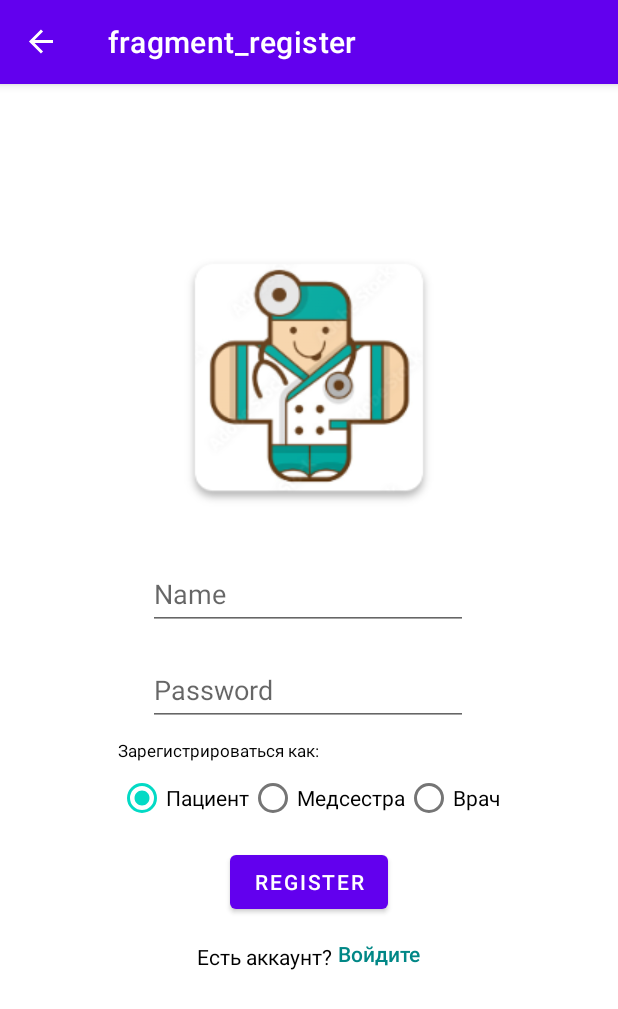
After one commit to SultanSarygulov/HospitalProject, an Android app: the RegisterFragment screen opened through its navigation route, on a phone screen of 412 x 824 dp. The commit adds this screen. Shown: the top 1009 px of the screen. Run offline under Robolectric (Android 15) with nearby library versions, the phone set to English and light mode, and no system bars; our stand-ins replace navigation-ui.

Commit message:
Created a fundament of the project

```diff
--- a/app/build.gradle
+++ b/app/build.gradle
@@ -35,4 +35,7 @@ dependencies {
     testImplementation 'junit:junit:4.13.2'
     androidTestImplementation 'androidx.test.ext:junit:1.1.4'
     androidTestImplementation 'androidx.test.espresso:espresso-core:3.5.0'
+
+    implementation 'androidx.navigation:navigation-fragment-ktx:2.5.3'
+    implementation 'androidx.navigation:navigation-ui-ktx:2.5.3'
 }
--- a/app/src/main/AndroidManifest.xml
+++ b/app/src/main/AndroidManifest.xml
@@ -2,6 +2,8 @@
 <manifest xmlns:android="http://schemas.android.com/apk/res/android"
     xmlns:tools="http://schemas.android.com/tools"
     package="com.example.hospitalproject">
+
+    <uses-permission android:name="android.permission.INTERNET"/>
 
     <application
         android:allowBackup="true"
--- /dev/null
+++ b/app/src/main/java/com/example/hospitalproject/LoginFragment.java
@@ -0,0 +1,70 @@
+package com.example.hospitalproject;
+
+import android.app.ActionBar;
+import android.os.Bundle;
+
+import androidx.fragment.app.Fragment;
+import androidx.navigation.Navigation;
+
+import android.text.TextUtils;
+import android.view.LayoutInflater;
+import android.view.View;
+import android.view.ViewGroup;
+import android.widget.Button;
+import android.widget.EditText;
+import android.widget.TextView;
+import android.widget.Toast;
+
+public class LoginFragment extends Fragment {
+
+    EditText nameEt;
+    EditText passwordEt;
+    Button loginButton;
+    TextView registerTxtButton;
+
+    public LoginFragment() {
+        // Required empty public constructor
+    }
+
+    @Override
+    public View onCreateView(LayoutInflater inflater, ViewGroup container,
+                             Bundle savedInstanceState) {
+        // Inflate the layout for this fragment
+
+        View view = inflater.inflate(R.layout.fragment_login, container, false);
+
+        nameEt = view.findViewById(R.id.name_et);
+        passwordEt = view.findViewById(R.id.password_et);
+        loginButton = view.findViewById(R.id.loginButton);
+        registerTxtButton = view.findViewById(R.id.register_txt_btn);
+
+        loginButton.setOnClickListener(new View.OnClickListener(){
+            public void onClick(View v){
+                if (!TextUtils.isEmpty(nameEt.getText()) && !TextUtils.isEmpty(passwordEt.getText())){
+
+                    if (nameEt.getText().toString().equals("Sultan Sarygulov") &&
+                            passwordEt.getText().toString().equals("123456")){
+                        Navigation.findNavController(v).navigate(R.id.action_loginFragment_to_patientFragment);
+                    } else if ((nameEt.getText().toString().equals("Lord Doctorus")) &&
+                            passwordEt.getText().toString().equals("123456")){
+                        Navigation.findNavController(v).navigate(R.id.action_loginFragment_to_mainDoctorFragment);
+                    } else {
+                        Toast.makeText(requireContext(), "There is no such account!", Toast.LENGTH_LONG).show();
+                    }
+                } else {
+                    Toast.makeText(requireContext(), "Fill all fields!", Toast.LENGTH_LONG).show();
+                }
+            }
+        });
+
+        registerTxtButton.setOnClickListener(new View.OnClickListener() {
+            public void onClick(View v) {
+                Navigation.findNavController(v).navigate(R.id.action_loginFragment_to_registerFragment);
+            }
+        });
+
+
+        return view;
+    }
+
+}
--- a/app/src/main/java/com/example/hospitalproject/MainActivity.java
+++ b/app/src/main/java/com/example/hospitalproject/MainActivity.java
@@ -1,6 +1,10 @@
 package com.example.hospitalproject;
 
 import androidx.appcompat.app.AppCompatActivity;
+import androidx.navigation.NavController;
+import androidx.navigation.Navigation;
+import androidx.navigation.fragment.NavHostFragment;
+import androidx.navigation.ui.NavigationUI;
 
 import android.os.Bundle;
 
@@ -10,5 +14,19 @@ public class MainActivity extends AppCompatActivity {
     protected void onCreate(Bundle savedInstanceState) {
         super.onCreate(savedInstanceState);
         setContentView(R.layout.activity_main);
+
+        NavHostFragment navHostFragment =
+                (NavHostFragment) getSupportFragmentManager().findFragmentById(R.id.fragment_container_view);
+        NavController navController = navHostFragment.getNavController();
+        NavigationUI.setupActionBarWithNavController(this, navController);
+    }
+
+    @Override
+    public boolean onSupportNavigateUp() {
+        NavController navController = Navigation.findNavController(this, R.id.fragment_container_view);
+
+        return navController.navigateUp() || super.onSupportNavigateUp();
+
+
     }
 }
--- /dev/null
+++ b/app/src/main/java/com/example/hospitalproject/RegisterFragment.java
@@ -0,0 +1,44 @@
+package com.example.hospitalproject;
+
+import android.os.Bundle;
+
+import androidx.annotation.NonNull;
+import androidx.annotation.Nullable;
+import androidx.fragment.app.Fragment;
+import androidx.navigation.Navigation;
+
+import android.view.LayoutInflater;
+import android.view.View;
+import android.view.ViewGroup;
+import android.widget.TextView;
+
+public class RegisterFragment extends Fragment {
+
+    TextView loginTxtButton;
+
+    public RegisterFragment() {
+    }
+
+    @Override
+    public View onCreateView(LayoutInflater inflater, ViewGroup container,
+                             Bundle savedInstanceState) {
+        // Inflate the layout for this fragment
+        View view = inflater.inflate(R.layout.fragment_register, container, false);
+
+        loginTxtButton = view.findViewById(R.id.login);
+
+        return view;
+    }
+
+    @Override
+    public void onViewCreated(@NonNull View view, @Nullable Bundle savedInstanceState) {
+        super.onViewCreated(view, savedInstanceState);
+
+        loginTxtButton.setOnClickListener(new View.OnClickListener() {
+            @Override
+            public void onClick(View view) {
+                Navigation.findNavController(view).navigate(R.id.action_registerFragment_to_loginFragment);
+            }
+        });
+    }
+}
--- a/app/src/main/res/layout/activity_main.xml
+++ b/app/src/main/res/layout/activity_main.xml
@@ -8,13 +8,15 @@
 
     <androidx.fragment.app.FragmentContainerView
         android:id="@+id/fragment_container_view"
+        android:name="androidx.navigation.fragment.NavHostFragment"
+        app:navGraph="@navigation/navgraph"
+        app:defaultNavHost="true"
         android:layout_width="match_parent"
         android:layout_height="match_parent"
         app:layout_constraintBottom_toBottomOf="parent"
         app:layout_constraintEnd_toEndOf="parent"
         app:layout_constraintStart_toStartOf="parent"
         app:layout_constraintTop_toTopOf="parent"
-        android:name="com.example.hospitalproject.MainDoctorFragment"
-        tools:name="com.example.hospitalproject.PatientFragment"/>
+        />
 
 </androidx.constraintlayout.widget.ConstraintLayout>
--- /dev/null
+++ b/app/src/main/res/layout/fragment_register.xml
@@ -0,0 +1,132 @@
+<?xml version="1.0" encoding="utf-8"?>
+<androidx.constraintlayout.widget.ConstraintLayout xmlns:android="http://schemas.android.com/apk/res/android"
+    xmlns:app="http://schemas.android.com/apk/res-auto"
+    xmlns:tools="http://schemas.android.com/tools"
+    android:layout_width="match_parent"
+    android:layout_height="match_parent"
+    tools:context=".RegisterFragment">
+
+    <EditText
+        android:id="@+id/register_name_et"
+        android:layout_width="wrap_content"
+        android:layout_height="wrap_content"
+        android:layout_marginTop="24dp"
+        android:autofillHints=""
+        android:ems="10"
+        android:hint="Name"
+        android:inputType="textPersonName"
+        android:minHeight="48dp"
+        app:layout_constraintEnd_toEndOf="parent"
+        app:layout_constraintHorizontal_bias="0.497"
+        app:layout_constraintStart_toStartOf="parent"
+        app:layout_constraintTop_toBottomOf="@+id/imageView3" />
+
+    <EditText
+        android:id="@+id/register_password_et"
+        android:layout_width="wrap_content"
+        android:layout_height="wrap_content"
+        android:layout_marginTop="16dp"
+        android:autofillHints=""
+        android:ems="10"
+        android:hint="Password"
+        android:inputType="textPassword"
+        android:minHeight="48dp"
+        app:layout_constraintEnd_toEndOf="parent"
+        app:layout_constraintHorizontal_bias="0.497"
+        app:layout_constraintStart_toStartOf="parent"
+        app:layout_constraintTop_toBottomOf="@+id/register_name_et" />
+
+    <ImageView
+        android:id="@+id/imageView3"
+        android:layout_width="wrap_content"
+        android:layout_height="wrap_content"
+        android:layout_marginTop="100dp"
+        android:src="@drawable/ic_logo"
+        app:layout_constraintEnd_toEndOf="parent"
+        app:layout_constraintHorizontal_bias="0.5"
+        app:layout_constraintStart_toStartOf="parent"
+        app:layout_constraintTop_toTopOf="parent" />
+
+    <RadioGroup
+        android:id="@+id/radioGroup"
+        android:layout_width="wrap_content"
+        android:layout_height="wrap_content"
+        android:layout_marginTop="24dp"
+        android:checkedButton="@id/patient_choose"
+        android:dividerPadding="10dp"
+        android:orientation="horizontal"
+        app:layout_constraintEnd_toEndOf="parent"
+        app:layout_constraintStart_toStartOf="parent"
+        app:layout_constraintTop_toBottomOf="@+id/register_password_et">
+
+        <RadioButton
+            android:id="@+id/patient_choose"
+            android:layout_width="match_parent"
+            android:layout_height="wrap_content"
+            android:enabled="true"
+            android:text="Пациент" />
+
+        <RadioButton
+            android:id="@+id/nurse_choose"
+            android:layout_width="match_parent"
+            android:layout_height="wrap_content"
+            android:text="Медсестра" />
+
+        <RadioButton
+            android:id="@+id/doctor_choose"
+            android:layout_width="match_parent"
+            android:layout_height="wrap_content"
+            android:text="Врач" />
+    </RadioGroup>
+
+    <Button
+        android:id="@+id/registerButton"
+        android:layout_width="wrap_content"
+        android:layout_height="wrap_content"
+        android:layout_marginTop="8dp"
+        android:text="Register"
+        app:layout_constraintEnd_toEndOf="parent"
+        app:layout_constraintHorizontal_bias="0.5"
+        app:layout_constraintStart_toStartOf="parent"
+        app:layout_constraintTop_toBottomOf="@+id/radioGroup" />
+
+    <TextView
+        android:id="@+id/textView2"
+        android:layout_width="wrap_content"
+        android:layout_height="wrap_content"
+        android:text="Зарегистрироваться как:"
+        android:textColor="@color/black"
+        android:textSize="11sp"
+        app:layout_constraintBottom_toTopOf="@+id/radioGroup"
+        app:layout_constraintStart_toStartOf="@+id/radioGroup" />
+
+    <TextView
+        android:id="@+id/textView"
+        android:layout_width="wrap_content"
+        android:layout_height="wrap_content"
+        android:layout_marginTop="16dp"
+        android:text="Есть аккаунт?"
+        android:textColor="@color/black"
+        app:layout_constraintEnd_toStartOf="@+id/login"
+        app:layout_constraintHorizontal_bias="0.5"
+        app:layout_constraintHorizontal_chainStyle="packed"
+        app:layout_constraintStart_toStartOf="parent"
+        app:layout_constraintTop_toBottomOf="@+id/registerButton" />
+
+    <TextView
+        android:id="@+id/login"
+        android:layout_width="wrap_content"
+        android:layout_height="wrap_content"
+        android:layout_marginStart="4dp"
+        android:layout_marginTop="16dp"
+        android:foreground="?android:attr/selectableItemBackground"
+        android:fontFamily="@font/open_sans_semibold"
+        android:text="Войдите"
+        android:onClick="onClick"
+        android:textColor="@color/teal_700"
+        app:layout_constraintEnd_toEndOf="parent"
+        app:layout_constraintHorizontal_bias="0.5"
+        app:layout_constraintStart_toEndOf="@+id/textView"
+        app:layout_constraintTop_toBottomOf="@+id/registerButton" />
+
+</androidx.constraintlayout.widget.ConstraintLayout>
--- /dev/null
+++ b/app/src/main/res/navigation/navgraph.xml
@@ -0,0 +1,64 @@
+<?xml version="1.0" encoding="utf-8"?>
+<navigation xmlns:android="http://schemas.android.com/apk/res/android"
+    xmlns:app="http://schemas.android.com/apk/res-auto"
+    xmlns:tools="http://schemas.android.com/tools"
+    android:id="@+id/navgraph"
+    app:startDestination="@id/loginFragment">
+
+    <fragment
+        android:id="@+id/mainDoctorFragment"
+        android:name="com.example.hospitalproject.MainDoctorFragment"
+        android:label="Главный Доктор"
+        tools:layout="@layout/fragment_main_doctor" />
+    <fragment
+        android:id="@+id/patientFragment"
+        android:name="com.example.hospitalproject.PatientFragment"
+        android:label="Пациент"
+        tools:layout="@layout/fragment_patient" />
+    <fragment
+        android:id="@+id/loginFragment"
+        android:name="com.example.hospitalproject.LoginFragment"
+        android:label="@string/app_name"
+        tools:layout="@layout/fragment_login" >
+        <action
+            android:id="@+id/action_loginFragment_to_mainDoctorFragment"
+            app:destination="@id/mainDoctorFragment"
+            app:popUpToInclusive="false" />
+        <action
+            android:id="@+id/action_loginFragment_to_patientFragment"
+            app:destination="@id/patientFragment"
+            app:popUpToInclusive="false" />
+        <action
+            android:id="@+id/action_loginFragment_to_doctorFragment"
+            app:destination="@id/doctorFragment" />
+        <action
+            android:id="@+id/action_loginFragment_to_nurseFragment"
+            app:destination="@id/nurseFragment" />
+        <action
+            android:id="@+id/action_loginFragment_to_registerFragment"
+            app:destination="@id/registerFragment"
+            app:popUpTo="@id/registerFragment"
+            app:popUpToInclusive="true" />
+    </fragment>
+    <fragment
+        android:id="@+id/doctorFragment"
+        android:name="com.example.hospitalproject.DoctorFragment"
+        android:label="Врач"
+        tools:layout="@layout/fragment_doctor" />
+    <fragment
+        android:id="@+id/nurseFragment"
+        android:name="com.example.hospitalproject.NurseFragment"
+        android:label="Медсестра"
+        tools:layout="@layout/fragment_nurse" />
+    <fragment
+        android:id="@+id/registerFragment"
+        android:name="com.example.hospitalproject.RegisterFragment"
+        android:label="fragment_register"
+        tools:layout="@layout/fragment_register" >
+        <action
+            android:id="@+id/action_registerFragment_to_loginFragment"
+            app:destination="@id/loginFragment"
+            app:popUpTo="@id/loginFragment"
+            app:popUpToInclusive="true" />
+    </fragment>
+</navigation>
```
Also changed, not shown: app/src/main/java/com/example/hospitalproject/DoctorFragment.java (added, +22 -0 lines), app/src/main/java/com/example/hospitalproject/NurseFragment.java (added, +23 -0 lines), app/src/main/res/layout/fragment_doctor.xml (added, +22 -0 lines), app/src/main/res/layout/fragment_login.xml (added, +91 -0 lines), app/src/main/res/layout/fragment_nurse.xml (added, +23 -0 lines).
